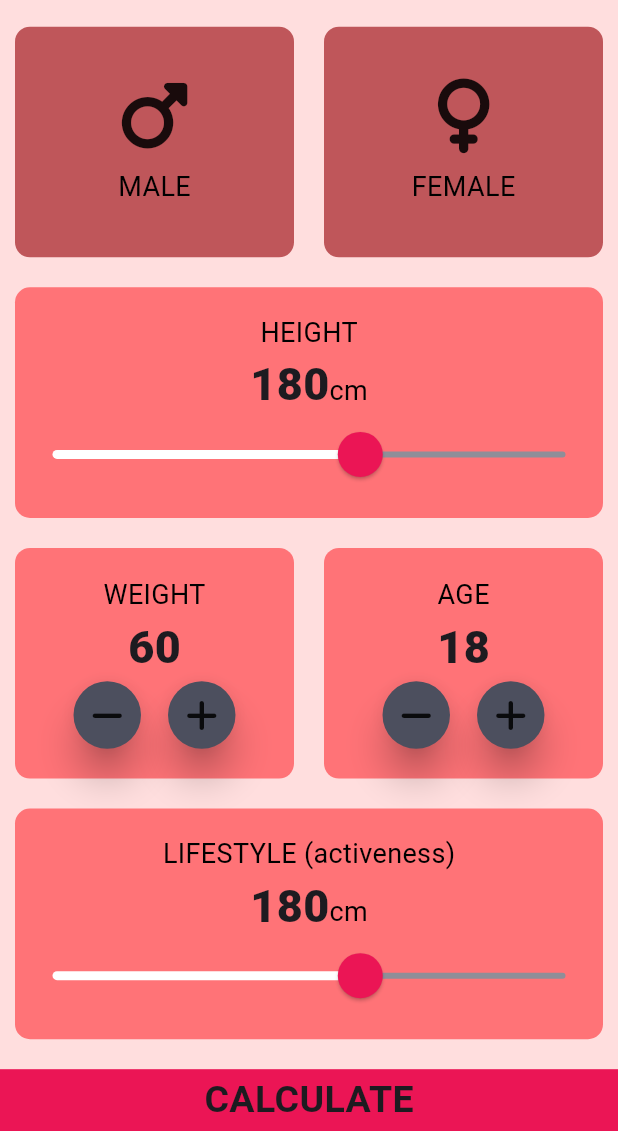
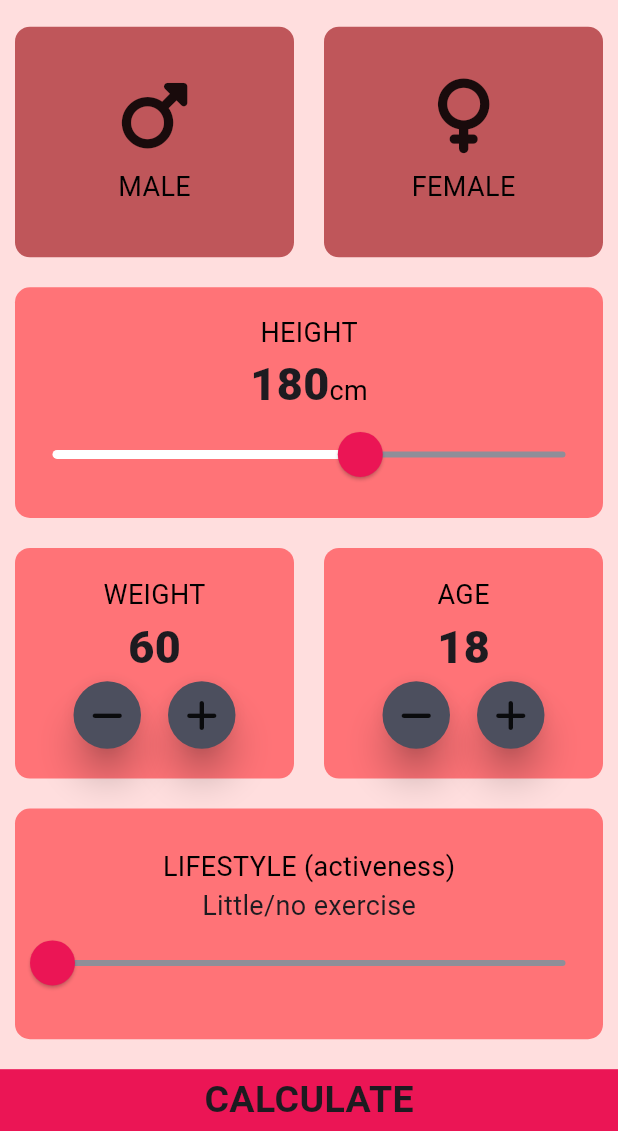
Before and after one commit to Jcaguilar18/fap_everydayfitness, a Flutter app: the InputPage screen opened directly, on a phone screen of 412 x 824 dp, the part 105-1236 px from its top. Run offline on Flutter 3.47's test engine with Material 3 defaults, Android fonts, the phone set to English and light mode, and no system bars; our stand-ins replace circular_countdown_timer, font_awesome_flutter, google_fonts.

Commit message:
calorie maintenance update

```diff
--- a/lib/calculator_brain.dart
+++ b/lib/calculator_brain.dart
@@ -1,16 +1,41 @@
 import 'dart:math';
+import 'package:fap_everydayfitness/intervaltimer.dart';
+
 import 'calitems.dart';
+
+class CalculatorLife{
+  CalculatorLife({required this.height,required this.age  , required this.weight, required this.gender, required this.pal});
+final int height;
+final int weight;
+final String gender;
+final double pal;
+final int age;
+late double maintenance;
+
+calculateMaintenance() {
+  if (gender == 'male') {
+    maintenance = 10*weight+6.25*height-5*age+5;
+    maintenance = maintenance*pal;
+
+  }
+  if (gender == 'female') {
+    maintenance = 10*weight+6.25*height-5*age-161;
+    maintenance = maintenance*pal;
+
+  }
+  return 'Your Calorie maintenance is: '+maintenance.toStringAsFixed(1);
+}
+}
+
+
+class CalculatorBrain {
+  CalculatorBrain({required this.height, required this.weight});
 
 
 
-class CalculatorBrain {
-  CalculatorBrain({this.height, required this.weight});
+  items item = new items();//to be deleted
 
-
-
-  items item = new items();
-
-  final int height = item.getHeight();
+  final int height;
   final int weight;
   late double _bmi;
 
--- a/lib/constants.dart
+++ b/lib/constants.dart
@@ -39,3 +39,7 @@
 const kBodyTextStyle = TextStyle(
   fontSize: 22,
 );
+
+const kTextStyle = TextStyle(
+  fontSize: 18,
+);
--- a/lib/input_page.dart
+++ b/lib/input_page.dart
@@ -19,9 +19,37 @@
 
 class _InputPageState extends State<InputPage> {
   Gender? selectedGender;
+  late String sex;
   int height = 180;
   int weight = 60;
   int age = 18;
+  double PAL = 1.2;
+  String activeness = "Little/no exercise";
+
+  String activityLevel(){
+    if (PAL == 1.2){
+      activeness = "Little/no exercise";
+    }
+    else if (PAL > 1.2 && PAL < 1.5){
+      activeness = "Light exercise 1-2 times/week";
+    }
+    else if (PAL > 1.4 && PAL < 1.7){
+      activeness = "Moderate exercise 2-3 times/week";
+    }
+    else if (PAL > 1.6 && PAL < 1.76){
+      activeness = "Hard exercise 3-5 times/week";
+    }
+    else if (PAL > 1.75 && PAL < 2.1){
+      activeness = "Physical job or hard exercise 6-7 times/week";
+    }
+    else if (PAL > 2){
+      activeness = "Professional Athlete";
+    }
+    return activeness;
+  }
+
+
+
   items item = new items();
   @override
   Widget build(BuildContext context) {
@@ -76,6 +104,7 @@
                     onPress: () {
                       setState(() {
                         selectedGender = Gender.male;
+                        sex = 'male';
                       });
                     },
                     color: (selectedGender == Gender.male)
@@ -92,6 +121,7 @@
                     onPress: () {
                       setState(() {
                         selectedGender = Gender.female;
+                        sex='female';
                       });
                     },
                     color: (selectedGender == Gender.female)
@@ -265,13 +295,13 @@
                     crossAxisAlignment: CrossAxisAlignment.baseline,
                     textBaseline: TextBaseline.alphabetic,
                     children: <Widget>[
-                      Text(
-                        height.toString(),
-                        style: kNumberTextStyle,
+                      Expanded(
+                        child: Center(
+                          child: Text(
+                            activityLevel(),
+                            style: kTextStyle,
                           ),
-                      Text(
-                        'cm',
-                        style: kLabelTextStyle,
+                        ),
                       ),
                     ],
                   ),
@@ -286,12 +316,12 @@
                         overlayShape:
                         RoundSliderOverlayShape(overlayRadius: 25.0)),
                     child: Slider(
-                      value: height.toDouble(),
-                      min: 120,
-                      max: 220,
+                      value: PAL,
+                      min: 1.2,
+                      max: 2.4,
                       onChanged: (double newValue) {
                         setState(() {
-                          height = newValue.round();
+                          PAL = newValue;
                         });
                       },
                     ),
@@ -304,6 +334,7 @@
             onTap: () {
               CalculatorBrain calc =
               CalculatorBrain(height: height, weight: weight);
+              CalculatorLife calcl = CalculatorLife(height: height, age: age, weight: weight, gender: sex , pal: PAL);
               Navigator.push(
                   context,
                   MaterialPageRoute(
@@ -311,6 +342,7 @@
                         bmiResult: calc.calculateBMI(),
                         resultText: calc.getResult(),
                         interpretation: calc.getInterpretation(),
+                        lifes: calcl.calculateMaintenance() ,
                       )));
             },
             buttonTitle: 'CALCULATE',
--- a/lib/results_page.dart
+++ b/lib/results_page.dart
@@ -8,10 +8,12 @@
   ResultsPage(
       {required this.bmiResult,
       required this.resultText,
-      required this.interpretation});
+      required this.interpretation,
+      required this.lifes});
   final String bmiResult;
   final String resultText;
   final String interpretation;
+  final String lifes;
 
   @override
   Widget build(BuildContext context) {
@@ -52,6 +54,11 @@
                     style: kBodyTextStyle,
                     textAlign: TextAlign.center,
                   ),
+                  Text(
+                    lifes,
+                    style: kBodyTextStyle,
+                    textAlign: TextAlign.center,
+                  ),
                 ],
               ),
             ),
```
Lines whose indentation alone changed are shown as unchanged.
